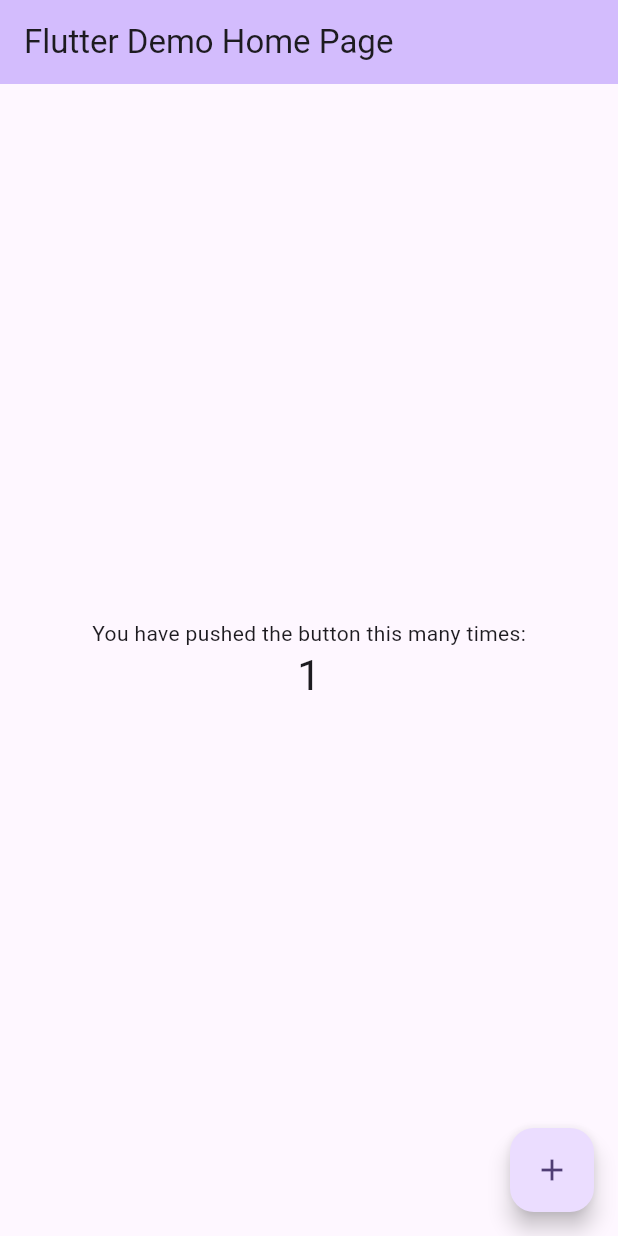
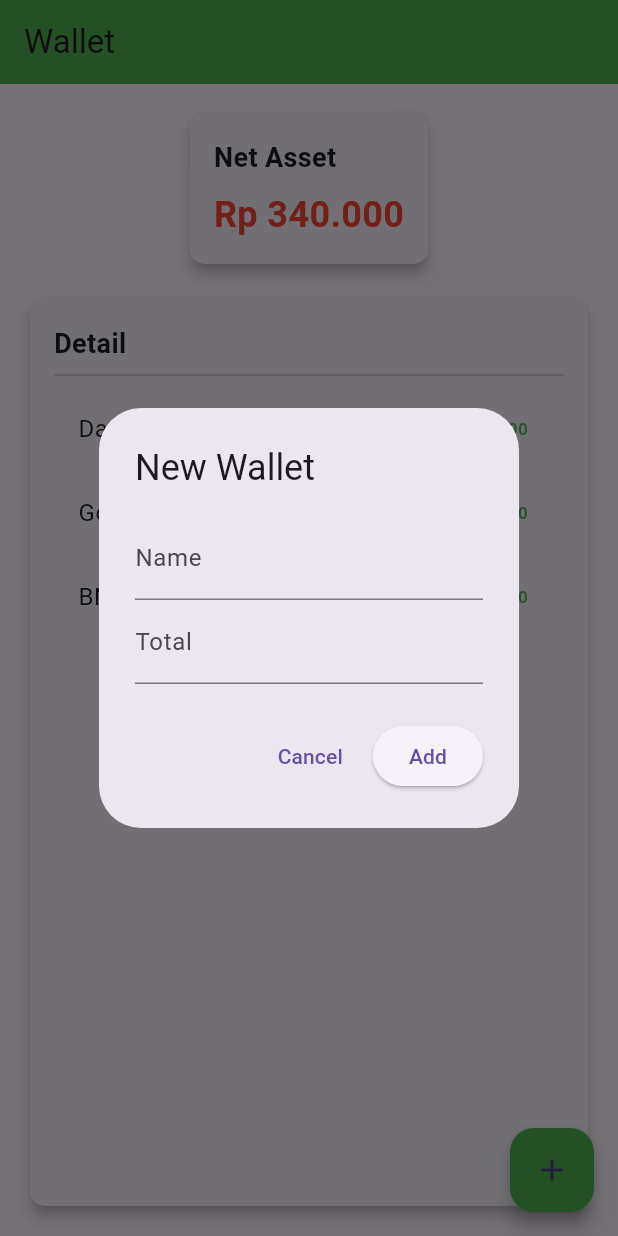
Before and after one commit to HelloWorldYessir420/FinancePlus, a Flutter app: the screen it shows after launch, after a tap on the "add" icon, on a phone screen of 412 x 824 dp. Run offline on Flutter 3.47's test engine with Material 3 defaults, Android fonts, the light colour scheme and no system bars.

Commit message:
Wallet
created wallet

```diff
--- a/lib/main.dart
+++ b/lib/main.dart
@@ -1,125 +1,20 @@
 import 'package:flutter/material.dart';
+import 'wallet/wallet.dart';
 
 void main() {
-  runApp(const MyApp());
+  runApp(MyApp());
 }
 
 class MyApp extends StatelessWidget {
-  const MyApp({super.key});
-
-  // This widget is the root of your application.
   @override
   Widget build(BuildContext context) {
     return MaterialApp(
-      title: 'Flutter Demo',
+      debugShowCheckedModeBanner: false,
+      title: 'Wallet App',
       theme: ThemeData(
-        // This is the theme of your application.
-        //
-        // TRY THIS: Try running your application with "flutter run". You'll see
-        // the application has a purple toolbar. Then, without quitting the app,
-        // try changing the seedColor in the colorScheme below to Colors.green
-        // and then invoke "hot reload" (save your changes or press the "hot
-        // reload" button in a Flutter-supported IDE, or press "r" if you used
-        // the command line to start the app).
-        //
-        // Notice that the counter didn't reset back to zero; the application
-        // state is not lost during the reload. To reset the state, use hot
-        // restart instead.
-        //
-        // This works for code too, not just values: Most code changes can be
-        // tested with just a hot reload.
-        colorScheme: ColorScheme.fromSeed(seedColor: Colors.deepPurple),
-        useMaterial3: true,
+        primarySwatch: Colors.green,
       ),
-      home: const MyHomePage(title: 'Flutter Demo Home Page'),
+      home: WalletPage(), // Panggil halaman wallet
     );
   }
 }
-
-class MyHomePage extends StatefulWidget {
-  const MyHomePage({super.key, required this.title});
-
-  // This widget is the home page of your application. It is stateful, meaning
-  // that it has a State object (defined below) that contains fields that affect
-  // how it looks.
-
-  // This class is the configuration for the state. It holds the values (in this
-  // case the title) provided by the parent (in this case the App widget) and
-  // used by the build method of the State. Fields in a Widget subclass are
-  // always marked "final".
-
-  final String title;
-
-  @override
-  State<MyHomePage> createState() => _MyHomePageState();
-}
-
-class _MyHomePageState extends State<MyHomePage> {
-  int _counter = 0;
-
-  void _incrementCounter() {
-    setState(() {
-      // This call to setState tells the Flutter framework that something has
-      // changed in this State, which causes it to rerun the build method below
-      // so that the display can reflect the updated values. If we changed
-      // _counter without calling setState(), then the build method would not be
-      // called again, and so nothing would appear to happen.
-      _counter++;
-    });
-  }
-
-  @override
-  Widget build(BuildContext context) {
-    // This method is rerun every time setState is called, for instance as done
-    // by the _incrementCounter method above.
-    //
-    // The Flutter framework has been optimized to make rerunning build methods
-    // fast, so that you can just rebuild anything that needs updating rather
-    // than having to individually change instances of widgets.
-    return Scaffold(
-      appBar: AppBar(
-        // TRY THIS: Try changing the color here to a specific color (to
-        // Colors.amber, perhaps?) and trigger a hot reload to see the AppBar
-        // change color while the other colors stay the same.
-        backgroundColor: Theme.of(context).colorScheme.inversePrimary,
-        // Here we take the value from the MyHomePage object that was created by
-        // the App.build method, and use it to set our appbar title.
-        title: Text(widget.title),
-      ),
-      body: Center(
-        // Center is a layout widget. It takes a single child and positions it
-        // in the middle of the parent.
-        child: Column(
-          // Column is also a layout widget. It takes a list of children and
-          // arranges them vertically. By default, it sizes itself to fit its
-          // children horizontally, and tries to be as tall as its parent.
-          //
-          // Column has various properties to control how it sizes itself and
-          // how it positions its children. Here we use mainAxisAlignment to
-          // center the children vertically; the main axis here is the vertical
-          // axis because Columns are vertical (the cross axis would be
-          // horizontal).
-          //
-          // TRY THIS: Invoke "debug painting" (choose the "Toggle Debug Paint"
-          // action in the IDE, or press "p" in the console), to see the
-          // wireframe for each widget.
-          mainAxisAlignment: MainAxisAlignment.center,
-          children: <Widget>[
-            const Text(
-              'You have pushed the button this many times:',
-            ),
-            Text(
-              '$_counter',
-              style: Theme.of(context).textTheme.headlineMedium,
-            ),
-          ],
-        ),
-      ),
-      floatingActionButton: FloatingActionButton(
-        onPressed: _incrementCounter,
-        tooltip: 'Increment',
-        child: const Icon(Icons.add),
-      ), // This trailing comma makes auto-formatting nicer for build methods.
-    );
-  }
-}
--- /dev/null
+++ b/lib/wallet/wallet.dart
@@ -0,0 +1,158 @@
+import 'package:flutter/material.dart';
+import 'package:intl/intl.dart';
+
+class WalletPage extends StatefulWidget {
+  @override
+  _WalletPageState createState() => _WalletPageState();
+}
+
+class _WalletPageState extends State<WalletPage> {
+  List<Map<String, dynamic>> wallets = [
+    {'name': 'Dana', 'amount': 200000},
+    {'name': 'Gopay', 'amount': 100000},
+    {'name': 'BNI', 'amount': 40000},
+  ];
+
+  void _addWallet(String name, double amount) {
+    setState(() {
+      wallets.add({'name': name, 'amount': amount});
+    });
+  }
+
+  double get totalNetAsset {
+    return wallets.fold(0, (sum, item) => sum + item['amount']);
+  }
+
+  String _formatCurrency(double amount) {
+    final formatCurrency = NumberFormat.currency(locale: 'id_ID', symbol: 'Rp ', decimalDigits: 0);
+    return formatCurrency.format(amount);
+  }
+
+  @override
+  Widget build(BuildContext context) {
+    return Scaffold(
+      appBar: AppBar(
+        title: Text('Wallet'),
+        backgroundColor: Colors.green,
+      ),
+      body: Padding(
+        padding: const EdgeInsets.all(16.0),
+        child: Column(
+          children: [
+            // Total Net Asset
+            Card(
+              shape: RoundedRectangleBorder(borderRadius: BorderRadius.circular(10)),
+              elevation: 4,
+              child: Padding(
+                padding: const EdgeInsets.all(16.0),
+                child: Column(
+                  crossAxisAlignment: CrossAxisAlignment.start,
+                  children: [
+                    Text(
+                      'Net Asset',
+                      style: TextStyle(fontSize: 18, fontWeight: FontWeight.bold),
+                    ),
+                    SizedBox(height: 8),
+                    Text(
+                      _formatCurrency(totalNetAsset),
+                      style: TextStyle(fontSize: 24, color: Colors.red, fontWeight: FontWeight.bold),
+                    ),
+                  ],
+                ),
+              ),
+            ),
+            SizedBox(height: 16),
+            // Wallet Detail
+            Expanded(
+              child: Card(
+                shape: RoundedRectangleBorder(borderRadius: BorderRadius.circular(10)),
+                elevation: 4,
+                child: Padding(
+                  padding: const EdgeInsets.all(16.0),
+                  child: Column(
+                    crossAxisAlignment: CrossAxisAlignment.start,
+                    children: [
+                      Text(
+                        'Detail',
+                        style: TextStyle(fontSize: 18, fontWeight: FontWeight.bold),
+                      ),
+                      Divider(),
+                      Expanded(
+                        child: ListView.builder(
+                          itemCount: wallets.length,
+                          itemBuilder: (context, index) {
+                            return ListTile(
+                              title: Text(wallets[index]['name']),
+                              trailing: Text(
+                                _formatCurrency(wallets[index]['amount'].toDouble()),
+                                style: TextStyle(color: Colors.green),
+                              ),
+                            );
+                          },
+                        ),
+                      ),
+                    ],
+                  ),
+                ),
+              ),
+            ),
+          ],
+        ),
+      ),
+      floatingActionButton: FloatingActionButton(
+        backgroundColor: Colors.green,
+        child: Icon(Icons.add),
+        onPressed: () => _showAddWalletDialog(context),
+      ),
+    );
+  }
+
+  void _showAddWalletDialog(BuildContext context) {
+    String name = '';
+    String amount = '';
+
+    showDialog(
+      context: context,
+      builder: (context) {
+        return AlertDialog(
+          title: Text('New Wallet'),
+          content: Column(
+            mainAxisSize: MainAxisSize.min,
+            children: [
+              TextField(
+                decoration: InputDecoration(labelText: 'Name'),
+                onChanged: (value) {
+                  name = value;
+                },
+              ),
+              TextField(
+                decoration: InputDecoration(labelText: 'Total'),
+                keyboardType: TextInputType.number,
+                onChanged: (value) {
+                  amount = value;
+                },
+              ),
+            ],
+          ),
+          actions: [
+            TextButton(
+              child: Text('Cancel'),
+              onPressed: () {
+                Navigator.of(context).pop();
+              },
+            ),
+            ElevatedButton(
+              child: Text('Add'),
+              onPressed: () {
+                if (name.isNotEmpty && amount.isNotEmpty) {
+                  _addWallet(name, double.tryParse(amount) ?? 0);
+                  Navigator.of(context).pop();
+                }
+              },
+            ),
+          ],
+        );
+      },
+    );
+  }
+}
```
